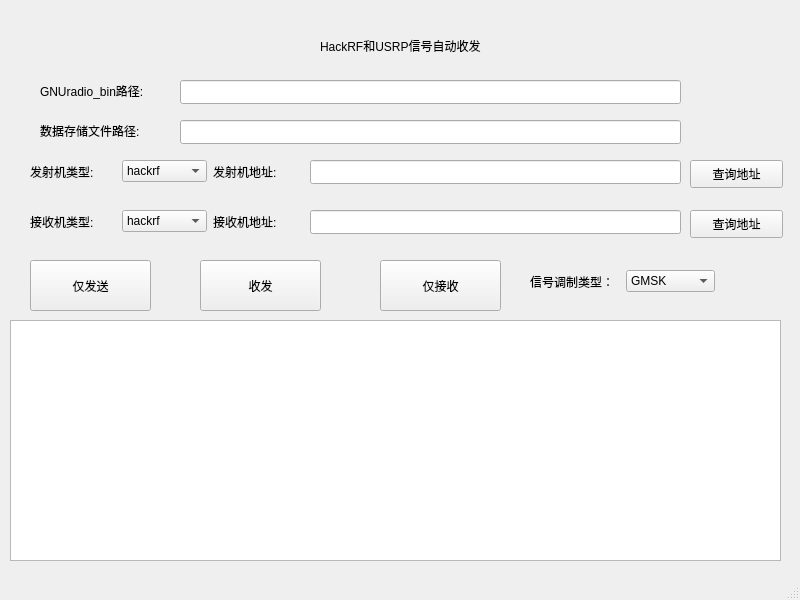
Old version of the form QT/test.ui in the repository dapangpang666/hackrf_usrp_software.
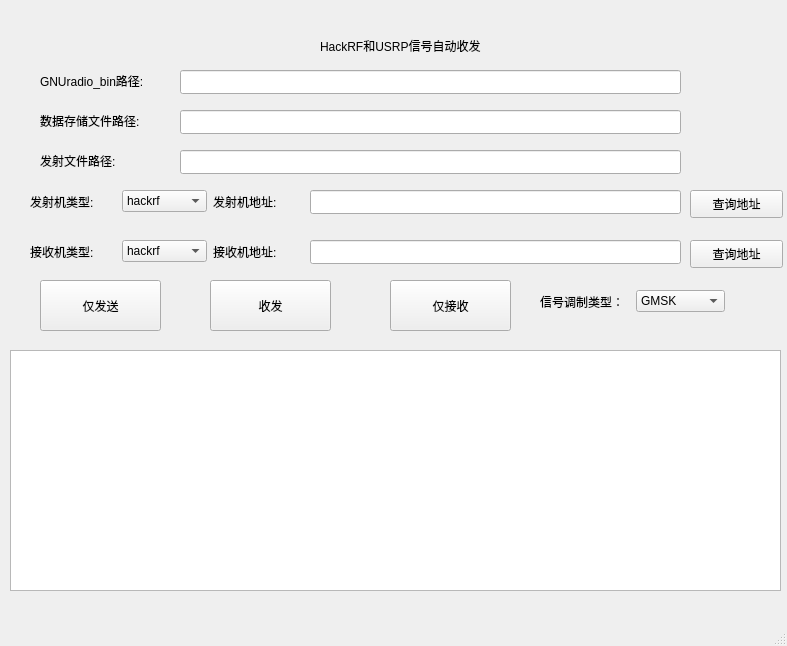
New version of the form.

Commit message: add tran_data_path

The edit to the form file:
```diff
--- a/QT/test.ui
+++ b/QT/test.ui
@@ -6,8 +6,8 @@
    <rect>
     <x>0</x>
     <y>0</y>
-    <width>800</width>
-    <height>600</height>
+    <width>787</width>
+    <height>646</height>
    </rect>
   </property>
   <property name="windowTitle">
@@ -18,7 +18,7 @@
     <property name="geometry">
      <rect>
       <x>180</x>
-      <y>80</y>
+      <y>70</y>
       <width>501</width>
       <height>24</height>
      </rect>
@@ -28,7 +28,7 @@
     <property name="geometry">
      <rect>
       <x>40</x>
-      <y>80</y>
+      <y>70</y>
       <width>141</width>
       <height>21</height>
      </rect>
@@ -66,7 +66,7 @@
     <property name="geometry">
      <rect>
       <x>310</x>
-      <y>160</y>
+      <y>190</y>
       <width>371</width>
       <height>24</height>
      </rect>
@@ -76,7 +76,7 @@
     <property name="geometry">
      <rect>
       <x>310</x>
-      <y>210</y>
+      <y>240</y>
       <width>371</width>
       <height>24</height>
      </rect>
@@ -85,8 +85,8 @@
    <widget class="QPushButton" name="only_tran_btn">
     <property name="geometry">
      <rect>
-      <x>30</x>
-      <y>260</y>
+      <x>40</x>
+      <y>280</y>
       <width>121</width>
       <height>51</height>
      </rect>
@@ -98,8 +98,8 @@
    <widget class="QPushButton" name="rece_tran_btn">
     <property name="geometry">
      <rect>
-      <x>200</x>
-      <y>260</y>
+      <x>210</x>
+      <y>280</y>
       <width>121</width>
       <height>51</height>
      </rect>
@@ -111,8 +111,8 @@
    <widget class="QPushButton" name="only_rece_btn">
     <property name="geometry">
      <rect>
-      <x>380</x>
-      <y>260</y>
+      <x>390</x>
+      <y>280</y>
       <width>121</width>
       <height>51</height>
      </rect>
@@ -125,7 +125,7 @@
     <property name="geometry">
      <rect>
       <x>690</x>
-      <y>160</y>
+      <y>190</y>
       <width>93</width>
       <height>28</height>
      </rect>
@@ -138,7 +138,7 @@
     <property name="geometry">
      <rect>
       <x>690</x>
-      <y>210</y>
+      <y>240</y>
       <width>93</width>
       <height>28</height>
      </rect>
@@ -151,7 +151,7 @@
     <property name="geometry">
      <rect>
       <x>30</x>
-      <y>210</y>
+      <y>240</y>
       <width>269</width>
       <height>23</height>
      </rect>
@@ -191,7 +191,7 @@
     <property name="geometry">
      <rect>
       <x>30</x>
-      <y>160</y>
+      <y>190</y>
       <width>269</width>
       <height>23</height>
      </rect>
@@ -231,7 +231,7 @@
     <property name="geometry">
      <rect>
       <x>10</x>
-      <y>320</y>
+      <y>350</y>
       <width>771</width>
       <height>241</height>
      </rect>
@@ -241,7 +241,7 @@
     <property name="geometry">
      <rect>
       <x>180</x>
-      <y>120</y>
+      <y>110</y>
       <width>501</width>
       <height>24</height>
      </rect>
@@ -251,7 +251,7 @@
     <property name="geometry">
      <rect>
       <x>40</x>
-      <y>120</y>
+      <y>110</y>
       <width>141</width>
       <height>21</height>
      </rect>
@@ -260,11 +260,11 @@
      <string>数据存储文件路径:</string>
     </property>
    </widget>
-   <widget class="QWidget" name="">
+   <widget class="QWidget" name="layoutWidget">
     <property name="geometry">
      <rect>
-      <x>530</x>
-      <y>270</y>
+      <x>540</x>
+      <y>290</y>
       <width>185</width>
       <height>23</height>
      </rect>
@@ -318,6 +318,29 @@
      </item>
     </layout>
    </widget>
+   <widget class="QLineEdit" name="tran_data_file_text">
+    <property name="geometry">
+     <rect>
+      <x>180</x>
+      <y>150</y>
+      <width>501</width>
+      <height>24</height>
+     </rect>
+    </property>
+   </widget>
+   <widget class="QLabel" name="label_9">
+    <property name="geometry">
+     <rect>
+      <x>40</x>
+      <y>150</y>
+      <width>141</width>
+      <height>21</height>
+     </rect>
+    </property>
+    <property name="text">
+     <string>发射文件路径:</string>
+    </property>
+   </widget>
   </widget>
   <widget class="QMenuBar" name="menubar">
    <property name="geometry">
```
Left out of the diff: 7 changed lines with no effect on the pictures. The commit also changes 6 other files.
